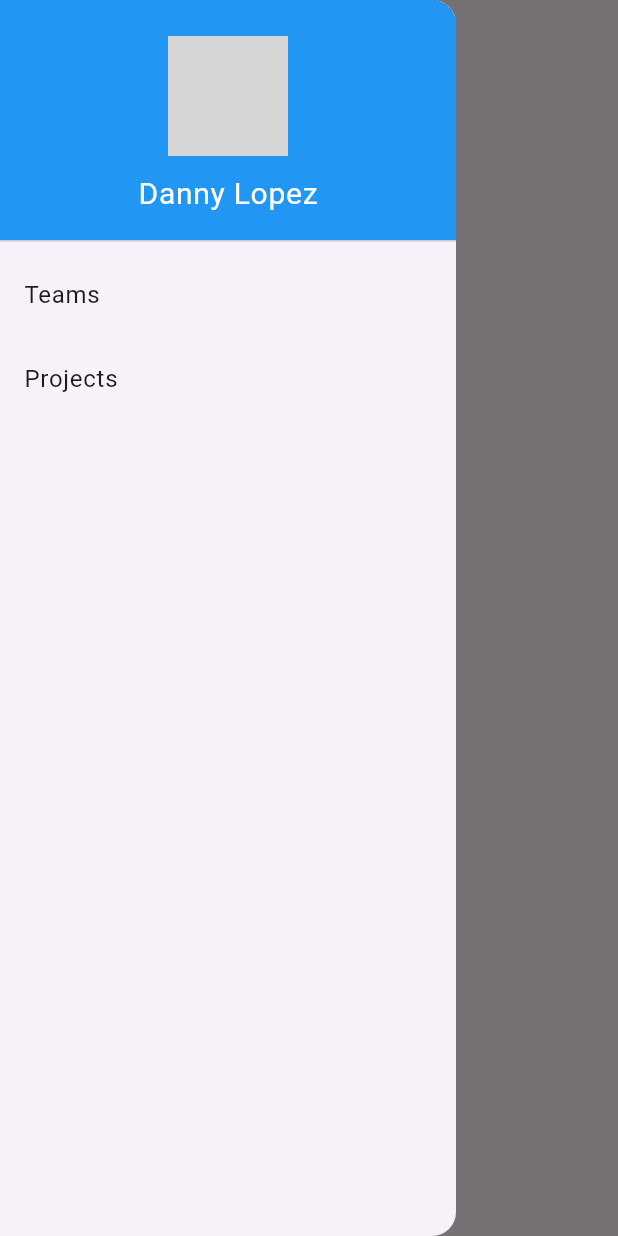
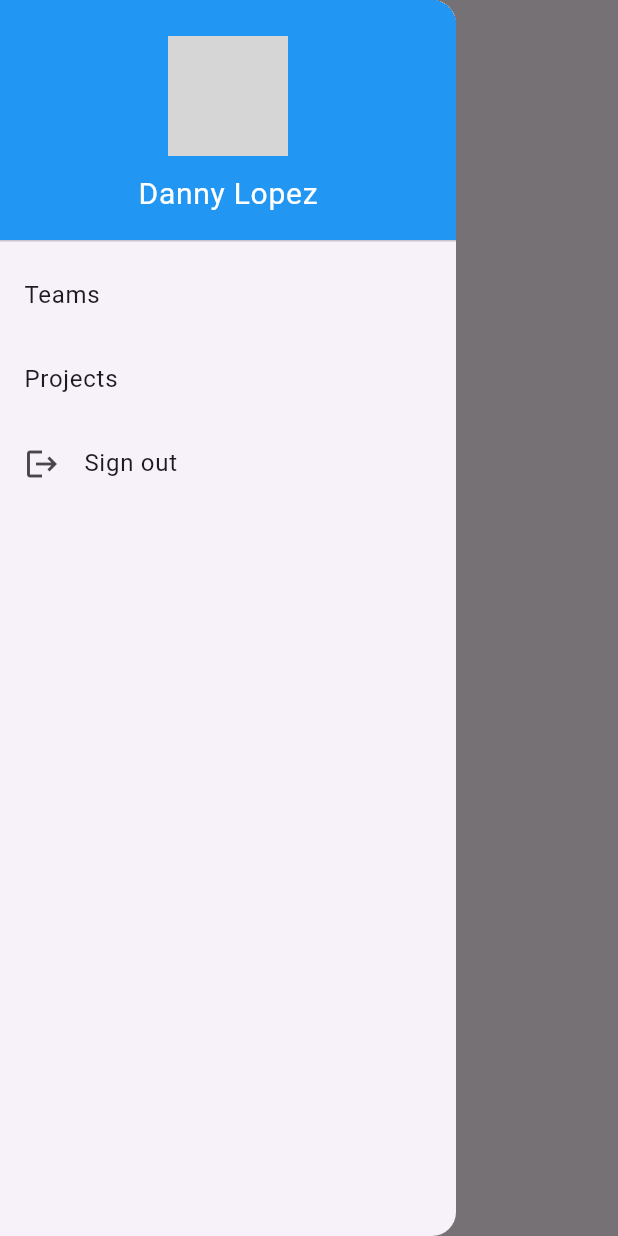
Before and after one commit to DlopezS98/boardforge-mobile, a Flutter app: the screen it shows after launch, with the side drawer open, on a phone screen of 412 x 824 dp. Run offline on Flutter 3.47's test engine with Material 3 defaults, Android fonts, the phone set to English and light mode, and no system bars; our stand-ins replace auto_route; generated files the repository leaves out were written again; network calls fail; grey boxes are pictures that could not be loaded.

Commit message:
Add sign-out option to the drawer in MainLayoutScreen

```diff
--- a/lib/ui/core/layouts/main_layout_screen.dart
+++ b/lib/ui/core/layouts/main_layout_screen.dart
@@ -1,4 +1,5 @@
 import 'package:auto_route/auto_route.dart';
+import 'package:boardforge_app/ui/core/routes/app_router.gr.dart';
 import 'package:flutter/material.dart';
 
 @RoutePage()
@@ -30,6 +31,13 @@ class MainLayoutScreen extends StatelessWidget {
             ),
             ListTile(title: Text('Teams'), onTap: () => {}),
             ListTile(title: Text('Projects'), onTap: () => {}),
+            ListTile(
+              title: Text('Sign out'),
+              leading: Icon(Icons.logout),
+              onTap: () {
+                AutoRouter.of(context).push(const LoginRoute());
+              },
+            ),
           ],
         ),
       ),
```
